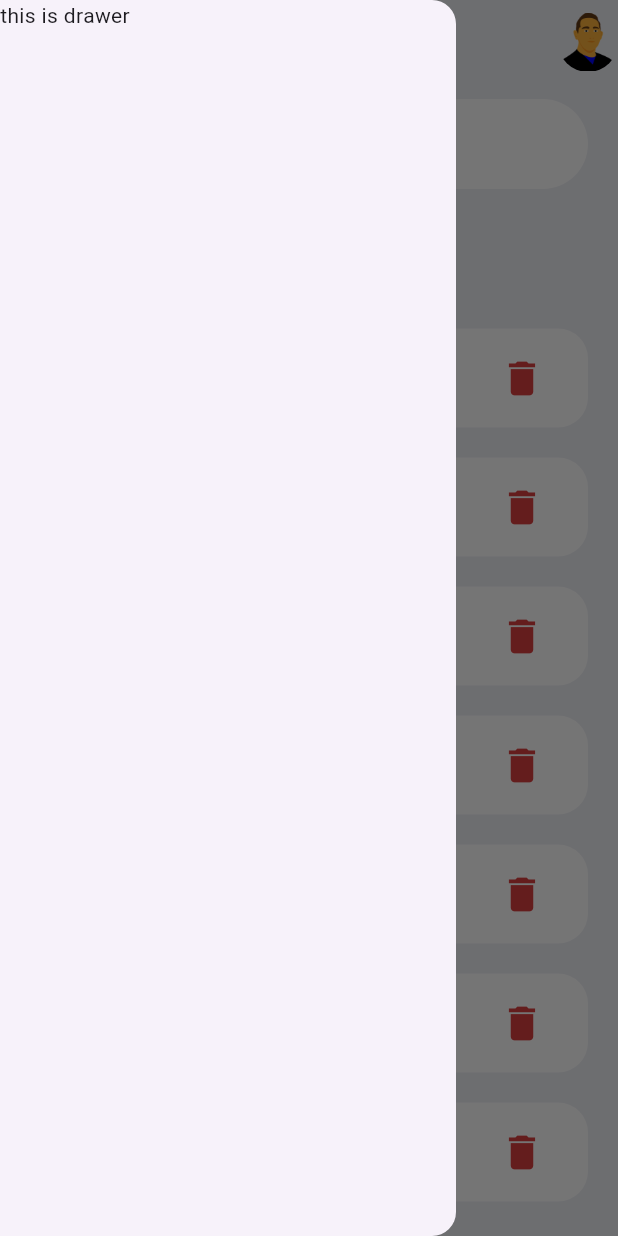
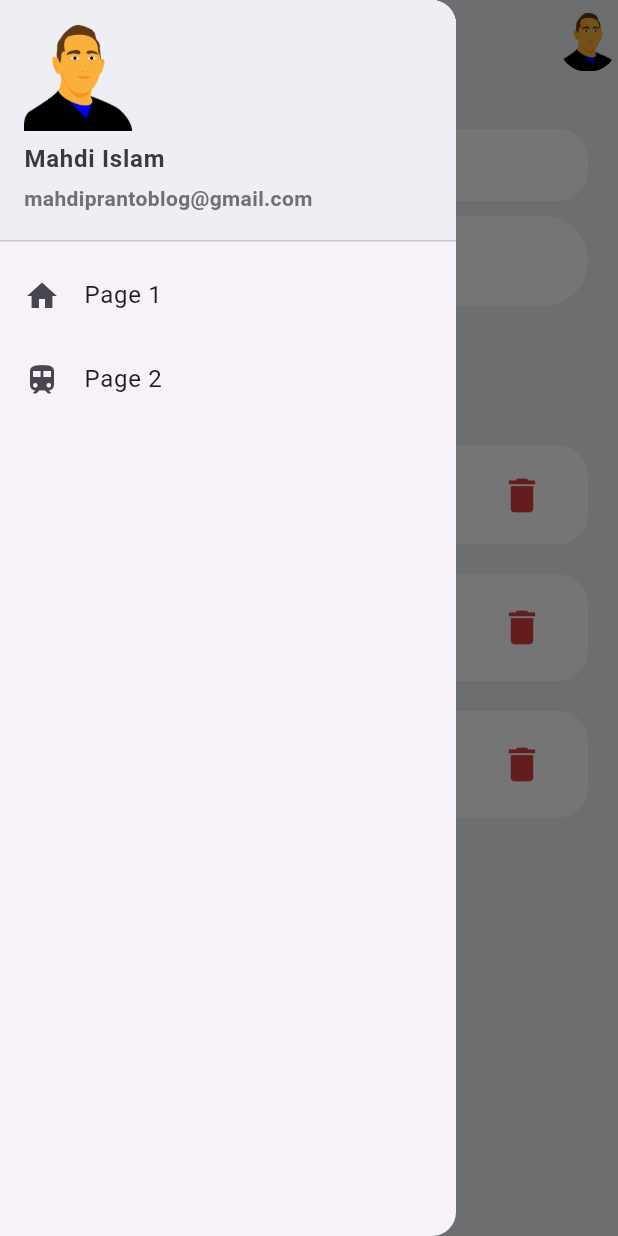
Before and after one commit to Mahdi-Pranto/Flutter_Task_manager_App, a Flutter app: the screen it shows after launch, with the side drawer open, on a phone screen of 412 x 824 dp. Run offline on Flutter 3.47's test engine with Material 3 defaults, Android fonts, the phone set to English and light mode, and no system bars.

Commit message:
task design changed

```diff
--- a/lib/model/todo.dart
+++ b/lib/model/todo.dart
@@ -4,29 +4,31 @@ import 'package:mytodoapp/screens/todo_item.dart';
 class ToDo {
   String? id;
   String? todoText;
+  TimeOfDay? taskTime;
   bool? isDone;
 
   ToDo({
     required this.id,
     required this.todoText,
     this.isDone = false,
+    this.taskTime,
   });
 
   static List<ToDo> todoList() {
     return [
-      ToDo(id: "01", todoText: "Morning Exercise", isDone: true),
-      ToDo(id: "02", todoText: "Go to Market", isDone: true),
-      ToDo(
-        id: "03",
-        todoText: "Check Email",
-      ),
+      // ToDo(id: "01", todoText: "Morning Exercise", isDone: true),
+      // ToDo(id: "02", todoText: "Go to Market", isDone: true),
+      // ToDo(
+      //   id: "03",
+      //   todoText: "Check Email",
+      // ),
       ToDo(
         id: "04",
         todoText: "Team Meeting",
       ),
-      ToDo(id: "05", todoText: "Take Breakfast"),
-      ToDo(id: "06", todoText: "Take a nap"),
-      ToDo(id: "07", todoText: "Take bath"),
+      ToDo(id: "05", todoText: "Take Breakfast", taskTime: TimeOfDay.now()),
+      ToDo(id: "06", todoText: "Take a nap", taskTime: TimeOfDay.now()),
+      // ToDo(id: "07", todoText: "Take bath"),
     ];
   }
 }
--- a/lib/screens/home.dart
+++ b/lib/screens/home.dart
@@ -11,17 +11,15 @@ class Home extends StatefulWidget {
 }
 
 class _HomeState extends State<Home> {
-  bool showInputField = false;
   final todosList = ToDo.todoList();
   final TextEditingController _taskController = TextEditingController();
+  TimeOfDay? _selectedTime;
 
   @override
   Widget build(BuildContext context) {
     return Scaffold(
       backgroundColor: tdBGColor,
-      drawer: const Drawer(
-        child: Text("this is drawer"),
-      ),
+      drawer: appSidebar(),
       appBar: _buildAppBar(),
       body: Stack(
         children: [
@@ -29,14 +27,12 @@ class _HomeState extends State<Home> {
             padding: const EdgeInsets.symmetric(horizontal: 20),
             child: ListView(
               children: [
-                // searchBox(),
+                searchBox(),
                 Container(
                   margin: const EdgeInsets.only(top: 10, bottom: 10),
                   child: ElevatedButton(
                     onPressed: () {
-                      setState(() {
-                        showInputField = !showInputField;
-                      });
+                      _showAddTaskDialog(context);
                     },
                     style: ElevatedButton.styleFrom(
                         backgroundColor: Colors.white,
@@ -46,60 +42,11 @@ class _HomeState extends State<Home> {
                       mainAxisAlignment: MainAxisAlignment.center,
                       children: [
                         Icon(Icons.add),
-                        Text("Add Task"),
+                        Text("Add New Task"),
                       ],
                     ),
                   ),
                 ),
-                if (showInputField)
-                  Container(
-                    margin: const EdgeInsets.only(
-                      bottom: 20,
-                    ),
-                    padding: const EdgeInsets.symmetric(
-                        horizontal: 20, vertical: 10),
-                    decoration: BoxDecoration(
-                      color: Colors.white,
-                      boxShadow: const [
-                        BoxShadow(
-                            color: Colors.grey,
-                            offset: Offset(0.0, 0.0),
-                            blurRadius: 10.0,
-                            spreadRadius: 0.0),
-                      ],
-                      borderRadius: BorderRadius.circular(10),
-                    ),
-                    child: Row(
-                      children: [
-                        Expanded(
-                          child: TextField(
-                            controller: _taskController,
-                            decoration: const InputDecoration(
-                              hintText: "Add task for today",
-                              border: InputBorder.none,
-                            ),
-                          ),
-                        ),
-                        IconButton(
-                          icon: const Icon(Icons.check),
-                          color: tdBlue,
-                          onPressed: () {
-                            setState(() {
-                              if (_taskController.text.isNotEmpty) {
-                                todosList.add(ToDo(
-                                    id: DateTime.now()
-                                        .millisecondsSinceEpoch
-                                        .toString(),
-                                    todoText: _taskController.text));
-                                _taskController.clear();
-                                showInputField = false;
-                              }
-                            });
-                          },
-                        )
-                      ],
-                    ),
-                  ),
                 Container(
                   margin: const EdgeInsets.only(top: 20, bottom: 20),
                   child: const Text("All Tasks",
@@ -138,7 +85,7 @@ class _HomeState extends State<Home> {
       backgroundColor: tdBGColor,
       automaticallyImplyLeading: true,
       actions: [
-        Container(
+        SizedBox(
           height: 40,
           width: 40,
           child: ClipRRect(
@@ -149,6 +96,118 @@ class _HomeState extends State<Home> {
       ],
     );
   }
+
+  void _showAddTaskDialog(BuildContext context) {
+    showDialog(
+      context: context,
+      builder: (BuildContext context) {
+        return AlertDialog(
+          title: const Text("Add New Task"),
+          content: Column(
+            mainAxisSize: MainAxisSize.min,
+            children: [
+              TextField(
+                controller: _taskController,
+                decoration: const InputDecoration(
+                  hintText: "Add task for today",
+                  border: OutlineInputBorder(),
+                ),
+              ),
+              const SizedBox(height: 10),
+              ElevatedButton(
+                style: ElevatedButton.styleFrom(
+                  shape: RoundedRectangleBorder(
+                    side: const BorderSide(width: 2, color: Colors.grey),
+                    borderRadius: BorderRadius.circular(10),
+                  ),
+                  minimumSize: const Size(250, 50),
+                  maximumSize: const Size(250, 50),
+                ),
+                onPressed: () async {
+                  _selectedTime = await showTimePicker(
+                    context: context,
+                    initialTime: TimeOfDay.now(),
+                  );
+                },
+                child: const Text("Select Time"),
+              ),
+            ],
+          ),
+          actions: [
+            TextButton(
+              child: const Text("Cancel"),
+              onPressed: () {
+                Navigator.of(context).pop();
+              },
+            ),
+            TextButton(
+              child: const Text("Add"),
+              onPressed: () {
+                setState(() {
+                  if (_taskController.text.isNotEmpty) {
+                    todosList.add(ToDo(
+                        id: DateTime.now().millisecondsSinceEpoch.toString(),
+                        todoText: _taskController.text,
+                        taskTime: _selectedTime));
+                    _taskController.clear();
+                    Navigator.of(context).pop();
+                  }
+                });
+              },
+            ),
+          ],
+        );
+      },
+    );
+  }
+}
+
+// app left side bar
+Widget appSidebar() {
+  return Drawer(
+    child: ListView(
+      // Important: Remove any padding from the ListView.
+      padding: EdgeInsets.zero,
+      children: [
+        const UserAccountsDrawerHeader(
+          // <-- SEE HERE
+          decoration: BoxDecoration(color: tdBGColor),
+          accountName: Text(
+            "Mahdi Islam",
+            style: TextStyle(
+              color: tdBlack,
+              fontWeight: FontWeight.bold,
+            ),
+          ),
+          accountEmail: Text(
+            "mahdiprantoblog@gmail.com",
+            style: TextStyle(
+              color: tdGrey,
+              fontWeight: FontWeight.bold,
+            ),
+          ),
+          currentAccountPicture:
+              Image(image: AssetImage("assets/images/avatar.png")),
+        ),
+        ListTile(
+          leading: const Icon(
+            Icons.home,
+          ),
+          title: const Text(
+            'Page 1',
+          ),
+          onTap: () {},
+        ),
+        ListTile(
+          leading: const Icon(
+            Icons.train,
+          ),
+          title: const Text('Page 2'),
+          onTap: () {},
+        ),
+      ],
+    ),
+  );
 }
 
 Widget searchBox() {
--- a/lib/screens/todo_item.dart
+++ b/lib/screens/todo_item.dart
@@ -24,10 +24,14 @@ class TodoItem extends StatelessWidget {
         shape: RoundedRectangleBorder(borderRadius: BorderRadius.circular(20)),
         leading: Icon(
           todo.isDone! ? Icons.check_box : Icons.check_box_outline_blank,
-            color: tdBlue),
+          color: tdBlue,
+        ),
         tileColor: Colors.white,
         contentPadding: const EdgeInsets.symmetric(vertical: 5, horizontal: 20),
-        title: Text(
+        title: Column(
+          crossAxisAlignment: CrossAxisAlignment.start,
+          children: [
+            Text(
               todo.todoText!,
               style: TextStyle(
                 fontSize: 16,
@@ -35,8 +39,17 @@ class TodoItem extends StatelessWidget {
                 decoration: todo.isDone! ? TextDecoration.lineThrough : null,
               ),
             ),
-        trailing: Container(
-          child: IconButton(
+            if (todo.taskTime != null)
+              Text(
+                'Time: ${todo.taskTime!.format(context)}',
+                style: const TextStyle(
+                  fontSize: 14,
+                  color: Colors.grey,
+                ),
+              ),
+          ],
+        ),
+        trailing: IconButton(
           color: tdRed,
           iconSize: 30,
           icon: const Icon(Icons.delete),
@@ -45,7 +58,6 @@ class TodoItem extends StatelessWidget {
           },
         ),
       ),
-      ),
     );
   }
 }
```
Lines whose indentation alone changed are shown as unchanged.
